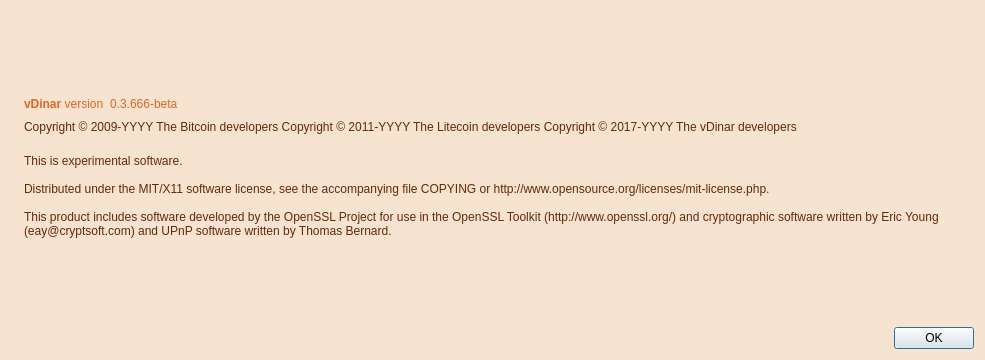
Before: the Qt Designer form src/qt/forms/aboutdialog.ui in AndreaDejanGrande/vDinar, drawn with Qt 5.
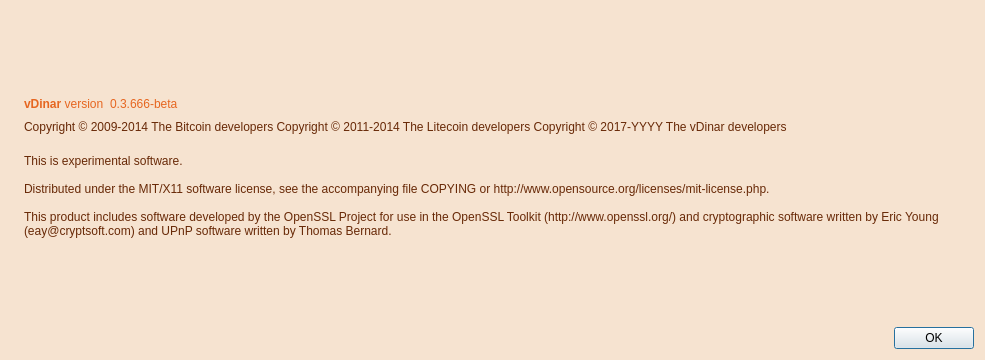
After: the same form once the commit is applied. Icons and pictures are not drawn.

```diff
--- a/src/qt/forms/aboutdialog.ui
+++ b/src/qt/forms/aboutdialog.ui
@@ -164,8 +164,8 @@
         <string notr="true">color: rgb(104, 41, 7);</string>
        </property>
        <property name="text">
-        <string notr="true">Copyright &amp;copy; 2009-YYYY The Bitcoin developers
-Copyright &amp;copy; 2011-YYYY The Litecoin developers
+        <string notr="true">Copyright &amp;copy; 2009-2014 The Bitcoin developers
+Copyright &amp;copy; 2011-2014 The Litecoin developers
 Copyright &amp;copy; 2017-YYYY The vDinar developers</string>
        </property>
        <property name="textFormat">
```
